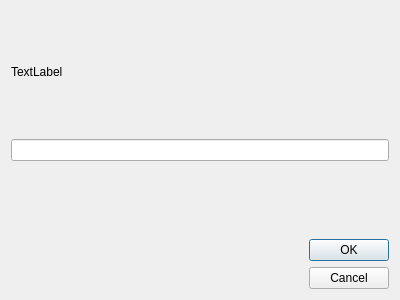
Kperp8/tournament-tracker-PL, file edytuj.ui: the form before one commit.
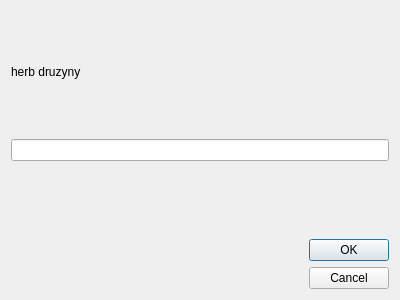
The form after the commit.

The edit to the form file:
```diff
--- a/edytuj.ui
+++ b/edytuj.ui
@@ -17,7 +17,7 @@
    <item>
     <widget class="QLabel" name="label">
      <property name="text">
-      <string>TextLabel</string>
+      <string>herb druzyny</string>
      </property>
     </widget>
    </item>
```
